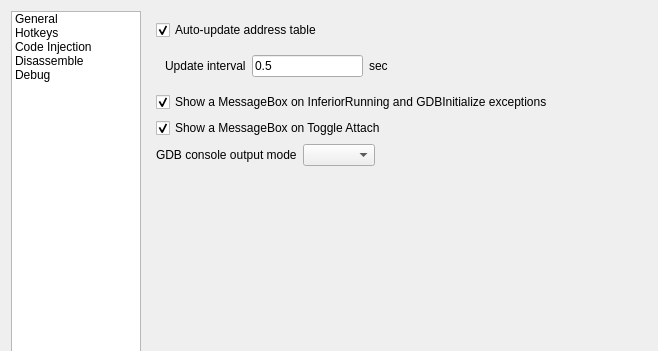
Qt form GUI/SettingsDialog.ui (korcankaraokcu/PINCE) before a commit; both pictures show x 0 to 658 and y 0 to 351 of the 658 by 558 pixel window.
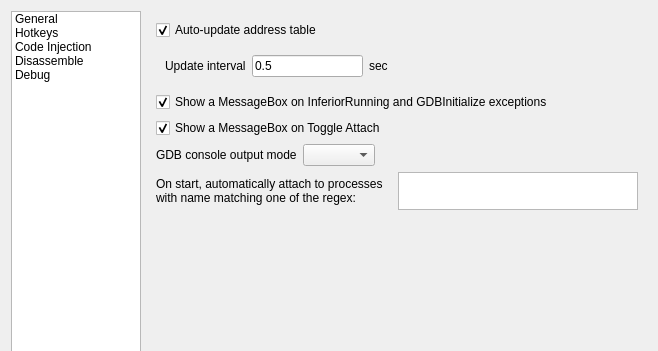
The same form after that commit.

Commit message: Add UI element for auto_attach_list and allow saving to configuration file.

The edit to the form file:
```diff
--- a/GUI/SettingsDialog.ui
+++ b/GUI/SettingsDialog.ui
@@ -183,6 +183,33 @@
                </item>
               </layout>
              </item>
+             <item>
+              <layout class="QHBoxLayout" name="horizontalLayout_12">
+               <property name="topMargin">
+                <number>0</number>
+               </property>
+               <item>
+                <widget class="QLabel" name="label_9">
+                 <property name="text">
+                  <string>On start, automatically attach to processes with name matching one of the regex:</string>
+                 </property>
+                 <property name="wordWrap">
+                  <bool>true</bool>
+                 </property>
+                </widget>
+               </item>
+               <item>
+                <widget class="QPlainTextEdit" name="plainTextEdit_autoAttachList">
+                 <property name="maximumSize">
+                  <size>
+                   <width>16777215</width>
+                   <height>38</height>
+                  </size>
+                 </property>
+                </widget>
+               </item>
+              </layout>
+             </item>
              <item>
               <spacer name="verticalSpacer_2">
                <property name="orientation">
```
The commit also changes 2 other files.
